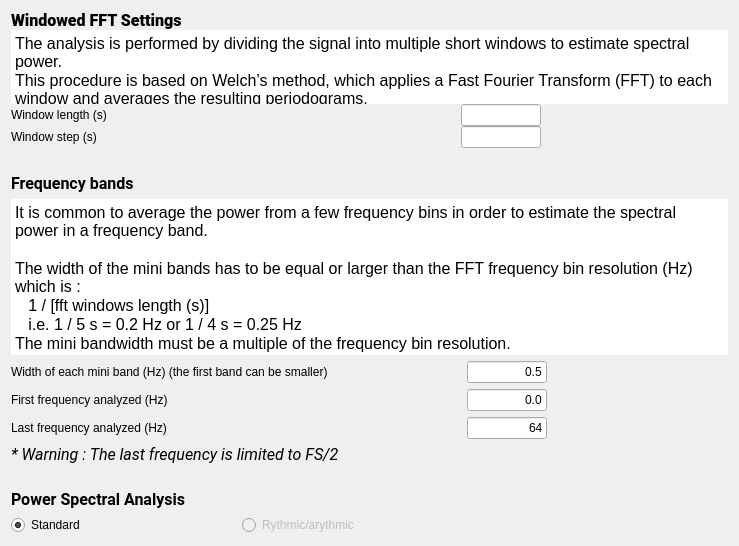
Before: the Qt Designer form tools/CEAMSTools/PowerSpectralAnalysis/SpectralSettings/Ui_SpectralSettings.ui in SnoozToolbox/snooz-package-ceams, drawn with Qt 5.
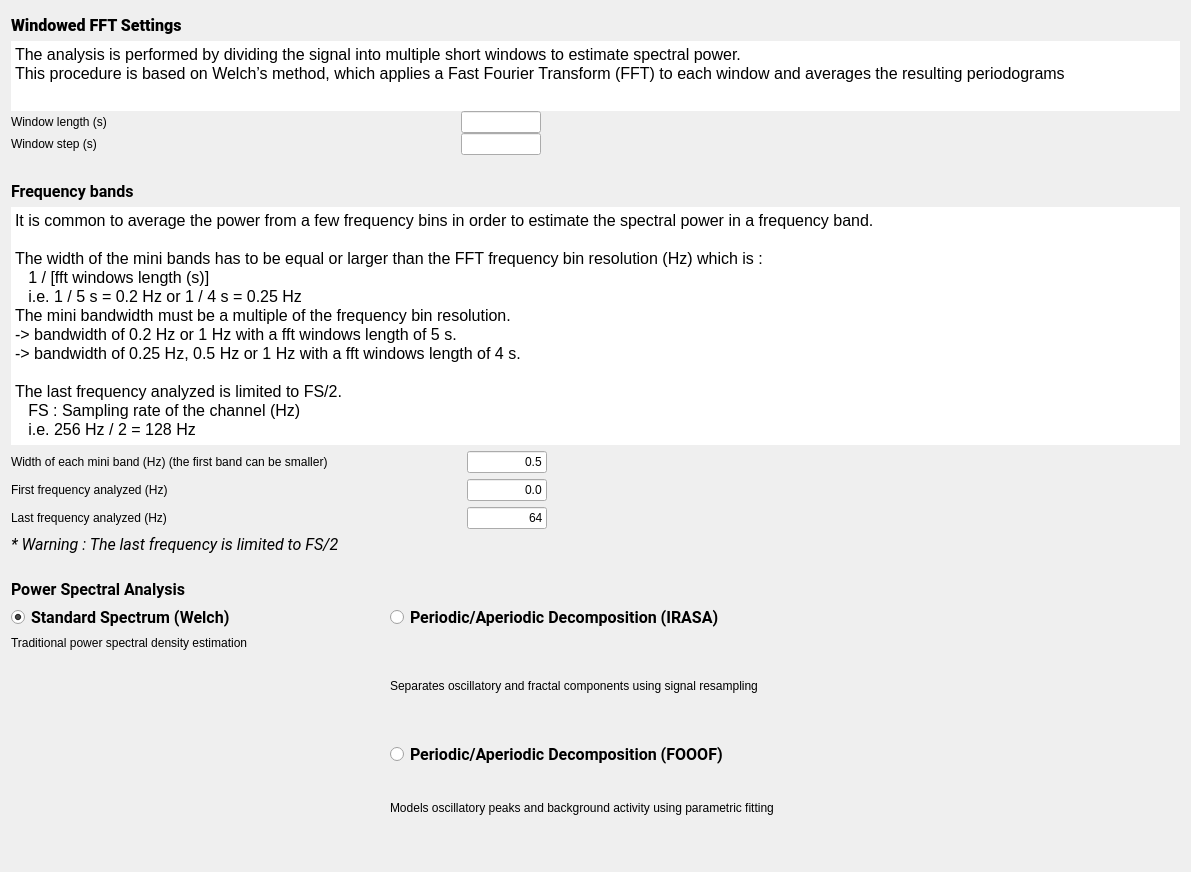
After: the same form once the commit is applied.

Commit message: Merging branch feature/Rhythmic with main. The power spectral analysis tool now suports Rhythmic/Arhythmic analysis. CEAMSPackage increased to 7.4.0

```diff
--- a/tools/CEAMSTools/PowerSpectralAnalysis/SpectralSettings/Ui_SpectralSettings.ui
+++ b/tools/CEAMSTools/PowerSpectralAnalysis/SpectralSettings/Ui_SpectralSettings.ui
@@ -6,8 +6,8 @@
    <rect>
     <x>0</x>
     <y>0</y>
-    <width>739</width>
-    <height>546</height>
+    <width>1191</width>
+    <height>872</height>
    </rect>
   </property>
   <property name="minimumSize">
@@ -22,7 +22,7 @@
   <property name="styleSheet">
    <string>font: 12pt &quot;Roboto&quot;;</string>
   </property>
-  <layout class="QVBoxLayout" name="verticalLayout_2">
+  <layout class="QVBoxLayout" name="verticalLayout_11">
    <item>
     <layout class="QVBoxLayout" name="verticalLayout">
      <property name="spacing">
@@ -54,16 +54,16 @@
      </item>
      <item>
       <widget class="QTextEdit" name="textEdit_2">
-       <property name="minimumSize">
-        <size>
-         <width>0</width>
-         <height>0</height>
-        </size>
+       <property name="sizePolicy">
+        <sizepolicy hsizetype="Expanding" vsizetype="Expanding">
+         <horstretch>0</horstretch>
+         <verstretch>0</verstretch>
+        </sizepolicy>
        </property>
        <property name="maximumSize">
         <size>
          <width>16777215</width>
-         <height>110</height>
+         <height>70</height>
         </size>
        </property>
        <property name="frameShape">
@@ -89,19 +89,44 @@
 li.unchecked::marker { content: &quot;\2610&quot;; }
 li.checked::marker { content: &quot;\2612&quot;; }
 &lt;/style&gt;&lt;/head&gt;&lt;body style=&quot; font-family:'Roboto'; font-size:12pt; font-weight:400; font-style:normal;&quot;&gt;
-&lt;p style=&quot; margin-top:0px; margin-bottom:0px; margin-left:0px; margin-right:0px; -qt-block-indent:0; text-indent:0px;&quot;&gt;The analysis is performed by dividing the signal into multiple short windows to estimate spectral power. &lt;/p&gt;
-&lt;p style=&quot; margin-top:0px; margin-bottom:0px; margin-left:0px; margin-right:0px; -qt-block-indent:0; text-indent:0px;&quot;&gt;This procedure is based on Welch’s method, which applies a Fast Fourier Transform (FFT) to each window and averages the resulting periodograms.&lt;/p&gt;&lt;/body&gt;&lt;/html&gt;</string>
+&lt;p style=&quot; margin-top:0px; margin-bottom:0px; margin-left:0px; margin-right:0px; -qt-block-indent:0; text-indent:0px;&quot;&gt;The analysis is performed by dividing the signal into multiple short windows to estimate spectral power.&lt;/p&gt;
+&lt;p style=&quot; margin-top:0px; margin-bottom:0px; margin-left:0px; margin-right:0px; -qt-block-indent:0; text-indent:0px;&quot;&gt;This procedure is based on Welch’s method, which applies a Fast Fourier Transform (FFT) to each window and averages the resulting periodograms&lt;/p&gt;&lt;/body&gt;&lt;/html&gt;</string>
        </property>
       </widget>
      </item>
      <item>
       <layout class="QGridLayout" name="gridLayout">
        <property name="sizeConstraint">
-        <enum>QLayout::SizeConstraint::SetMinimumSize</enum>
+        <enum>QLayout::SizeConstraint::SetNoConstraint</enum>
        </property>
-       <property name="spacing">
-        <number>0</number>
+       <property name="bottomMargin">
+        <number>1</number>
        </property>
+       <item row="0" column="0">
+        <widget class="QLabel" name="label">
+         <property name="sizePolicy">
+          <sizepolicy hsizetype="Minimum" vsizetype="Preferred">
+           <horstretch>0</horstretch>
+           <verstretch>0</verstretch>
+          </sizepolicy>
+         </property>
+         <property name="minimumSize">
+          <size>
+           <width>450</width>
+           <height>0</height>
+          </size>
+         </property>
+         <property name="maximumSize">
+          <size>
+           <width>500</width>
+           <height>500</height>
+          </size>
+         </property>
+         <property name="text">
+          <string>Window length (s)</string>
+         </property>
+        </widget>
+       </item>
        <item row="1" column="0">
         <widget class="QLabel" name="label_2">
          <property name="sizePolicy">
@@ -121,19 +146,6 @@
          </property>
         </widget>
        </item>
-       <item row="1" column="1">
-        <widget class="QLineEdit" name="win_step_lineEdit">
-         <property name="maximumSize">
-          <size>
-           <width>80</width>
-           <height>16777215</height>
-          </size>
-         </property>
-         <property name="toolTip">
-          <string>At which window steps (s) the FFT (Fast Fourier Transform) is performed.</string>
-         </property>
-        </widget>
-       </item>
        <item row="0" column="1">
         <widget class="QLineEdit" name="win_len_lineEdit">
          <property name="maximumSize">
@@ -147,45 +159,7 @@
          </property>
         </widget>
        </item>
-       <item row="0" column="0">
-        <widget class="QLabel" name="label">
-         <property name="sizePolicy">
-          <sizepolicy hsizetype="Fixed" vsizetype="Fixed">
-           <horstretch>0</horstretch>
-           <verstretch>0</verstretch>
-          </sizepolicy>
-         </property>
-         <property name="minimumSize">
-          <size>
-           <width>450</width>
-           <height>0</height>
-          </size>
-         </property>
-         <property name="maximumSize">
-          <size>
-           <width>500</width>
-           <height>500</height>
-          </size>
-         </property>
-         <property name="text">
-          <string>Window length (s)</string>
-         </property>
-        </widget>
-       </item>
-       <item row="0" column="2">
-        <spacer name="horizontalSpacer_2">
-         <property name="orientation">
-          <enum>Qt::Orientation::Horizontal</enum>
-         </property>
-         <property name="sizeHint" stdset="0">
-          <size>
-           <width>40</width>
-           <height>20</height>
-          </size>
-         </property>
-        </spacer>
-       </item>
-       <item row="1" column="2">
+       <item row="1" column="3">
         <spacer name="horizontalSpacer_3">
          <property name="orientation">
           <enum>Qt::Orientation::Horizontal</enum>
@@ -198,6 +172,32 @@
          </property>
         </spacer>
        </item>
+       <item row="1" column="1">
+        <widget class="QLineEdit" name="win_step_lineEdit">
+         <property name="maximumSize">
+          <size>
+           <width>80</width>
+           <height>16777215</height>
+          </size>
+         </property>
+         <property name="toolTip">
+          <string>At which window steps (s) the FFT (Fast Fourier Transform) is performed.</string>
+         </property>
+        </widget>
+       </item>
+       <item row="0" column="3">
+        <spacer name="horizontalSpacer_2">
+         <property name="orientation">
+          <enum>Qt::Orientation::Horizontal</enum>
+         </property>
+         <property name="sizeHint" stdset="0">
+          <size>
+           <width>40</width>
+           <height>20</height>
+          </size>
+         </property>
+        </spacer>
+       </item>
       </layout>
      </item>
     </layout>
@@ -246,30 +246,6 @@
      </item>
      <item>
       <widget class="QTextEdit" name="textEdit">
-       <property name="sizePolicy">
-        <sizepolicy hsizetype="Expanding" vsizetype="Expanding">
-         <horstretch>0</horstretch>
-         <verstretch>0</verstretch>
-        </sizepolicy>
-       </property>
-       <property name="minimumSize">
-        <size>
-         <width>0</width>
-         <height>0</height>
-        </size>
-       </property>
-       <property name="maximumSize">
-        <size>
-         <width>16777215</width>
-         <height>16777215</height>
-        </size>
-       </property>
-       <property name="sizeIncrement">
-        <size>
-         <width>0</width>
-         <height>0</height>
-        </size>
-       </property>
        <property name="frameShape">
         <enum>QFrame::Shape::NoFrame</enum>
        </property>
@@ -524,45 +500,173 @@
      <item>
       <layout class="QHBoxLayout" name="horizontalLayout_3">
        <item>
-        <widget class="QRadioButton" name="std_radioButton">
-         <property name="enabled">
-          <bool>true</bool>
+        <layout class="QVBoxLayout" name="verticalLayout_7">
+         <item>
+          <widget class="QRadioButton" name="std_radioButton">
+           <property name="enabled">
+            <bool>true</bool>
+           </property>
+           <property name="minimumSize">
+            <size>
+             <width>225</width>
+             <height>0</height>
+            </size>
+           </property>
+           <property name="maximumSize">
+            <size>
+             <width>500</width>
+             <height>16777215</height>
+            </size>
+           </property>
+           <property name="font">
+            <font>
+             <family>Roboto</family>
+             <pointsize>12</pointsize>
+             <italic>false</italic>
+             <bold>true</bold>
+             <underline>false</underline>
+             <strikeout>false</strikeout>
+             <kerning>true</kerning>
+            </font>
+           </property>
+           <property name="styleSheet">
+            <string notr="true">font: 700 12pt &quot;Roboto&quot;;</string>
+           </property>
+           <property name="text">
+            <string>Standard Spectrum (Welch)</string>
+           </property>
+           <property name="checked">
+            <bool>true</bool>
+           </property>
+          </widget>
+         </item>
+         <item>
+          <widget class="QLabel" name="label_5">
+           <property name="text">
+            <string>Traditional power spectral density estimation</string>
+           </property>
+          </widget>
+         </item>
+         <item>
+          <spacer name="verticalSpacer_2">
+           <property name="orientation">
+            <enum>Qt::Orientation::Vertical</enum>
+           </property>
+           <property name="sizeHint" stdset="0">
+            <size>
+             <width>20</width>
+             <height>40</height>
+            </size>
+           </property>
+          </spacer>
+         </item>
+        </layout>
+       </item>
+       <item>
+        <spacer name="horizontalSpacer_7">
+         <property name="orientation">
+          <enum>Qt::Orientation::Horizontal</enum>
          </property>
-         <property name="minimumSize">
+         <property name="sizeHint" stdset="0">
           <size>
-           <width>225</width>
-           <height>0</height>
+           <width>40</width>
+           <height>20</height>
           </size>
          </property>
-         <property name="maximumSize">
+        </spacer>
+       </item>
+       <item>
+        <layout class="QVBoxLayout" name="verticalLayout_9">
+         <item>
+          <widget class="QRadioButton" name="RA_radioButton">
+           <property name="enabled">
+            <bool>true</bool>
+           </property>
+           <property name="minimumSize">
+            <size>
+             <width>225</width>
+             <height>0</height>
+            </size>
+           </property>
+           <property name="font">
+            <font>
+             <family>Roboto</family>
+             <pointsize>12</pointsize>
+             <italic>false</italic>
+             <bold>true</bold>
+            </font>
+           </property>
+           <property name="styleSheet">
+            <string notr="true">font: 700 12pt &quot;Roboto&quot;;</string>
+           </property>
+           <property name="text">
+            <string>Periodic/Aperiodic Decomposition (IRASA)</string>
+           </property>
+          </widget>
+         </item>
+         <item>
+          <widget class="QLabel" name="label_11">
+           <property name="text">
+            <string>Separates oscillatory and fractal components using signal resampling</string>
+           </property>
+          </widget>
+         </item>
+         <item>
+          <layout class="QVBoxLayout" name="verticalLayout_10">
+           <item>
+            <widget class="QRadioButton" name="FoooF_radioButton">
+             <property name="font">
+              <font>
+               <family>Roboto</family>
+               <pointsize>12</pointsize>
+               <italic>false</italic>
+               <bold>true</bold>
+              </font>
+             </property>
+             <property name="styleSheet">
+              <string notr="true">font: 700 12pt &quot;Roboto&quot;;</string>
+             </property>
+             <property name="text">
+              <string>Periodic/Aperiodic Decomposition (FOOOF)</string>
+             </property>
+            </widget>
+           </item>
+           <item>
+            <widget class="QLabel" name="label_12">
+             <property name="text">
+              <string>Models oscillatory peaks and background activity using parametric fitting</string>
+             </property>
+            </widget>
+           </item>
+          </layout>
+         </item>
+        </layout>
+       </item>
+       <item>
+        <spacer name="horizontalSpacer_9">
+         <property name="orientation">
+          <enum>Qt::Orientation::Horizontal</enum>
+         </property>
+         <property name="sizeHint" stdset="0">
           <size>
-           <width>500</width>
-           <height>16777215</height>
+           <width>40</width>
+           <height>20</height>
           </size>
          </property>
-         <property name="text">
-          <string>Standard </string>
-         </property>
-         <property name="checked">
-          <bool>true</bool>
-         </property>
-        </widget>
+        </spacer>
        </item>
        <item>
-        <widget class="QRadioButton" name="RA_radioButton">
-         <property name="enabled">
-          <bool>false</bool>
+        <spacer name="horizontalSpacer_8">
+         <property name="orientation">
+          <enum>Qt::Orientation::Horizontal</enum>
          </property>
-         <property name="minimumSize">
+         <property name="sizeHint" stdset="0">
           <size>
-           <width>225</width>
-           <height>0</height>
+           <width>40</width>
+           <height>20</height>
           </size>
          </property>
-         <property name="text">
-          <string>Rythmic/arythmic</string>
-         </property>
-        </widget>
+        </spacer>
        </item>
        <item>
         <spacer name="horizontalSpacer">
```
The commit also changes 28 other files.
